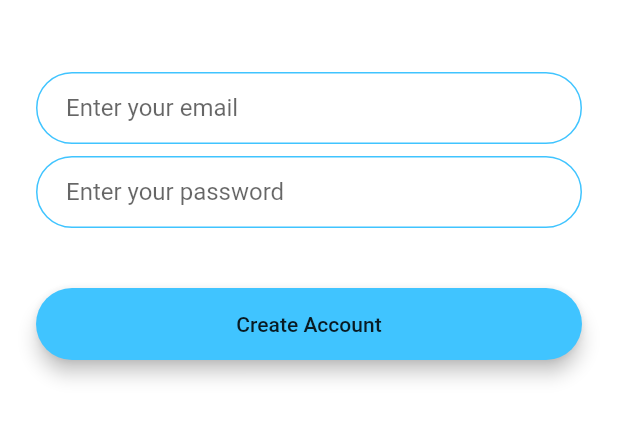
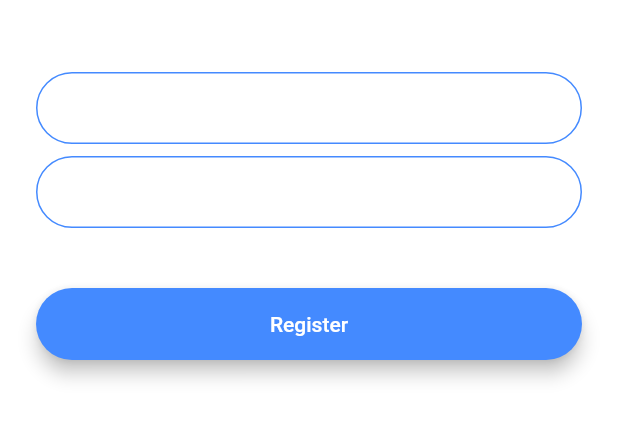
Before and after one commit to Basith-P/Flash-Chat, a Flutter app: the RegistrationScreen screen opened by its route, on a phone screen of 412 x 824 dp, the part 576-1018 px from its top. Run offline on Flutter 3.47's test engine with Material 2 defaults, Android fonts, the phone set to English and light mode, and no system bars; our stand-ins replace animated_text_kit.

Commit message:
Fall back

```diff
--- a/lib/components/rounded_button.dart
+++ /dev/null
@@ -1,27 +0,0 @@
-import 'package:flutter/material.dart';
-
-class RoundedButton extends StatelessWidget {
-  final String text;
-  final Color color;
-  final void Function() onPressed;
-
-  const RoundedButton({required this.text, required this.color, required this.onPressed});
-
-  @override
-  Widget build(BuildContext context) {
-    return Padding(
-      padding: const EdgeInsets.symmetric(vertical: 16.0),
-      child: Material(
-        elevation: 5.0,
-        color: color,
-        borderRadius: BorderRadius.circular(30.0),
-        child: MaterialButton(
-          onPressed: onPressed,
-          minWidth: 200.0,
-          height: 42.0,
-          child: Text(text),
-        ),
-      ),
-    );
-  }
-}
--- a/lib/main.dart
+++ b/lib/main.dart
@@ -13,6 +13,11 @@ class FlashChat extends StatelessWidget {
   @override
   Widget build(BuildContext context) {
     return MaterialApp(
+      theme: ThemeData.dark().copyWith(
+        textTheme: const TextTheme(
+          bodyText1: TextStyle(color: Colors.black54),
+        ),
+      ),
       initialRoute: WelcomeScreen.routName,
       routes: {
         WelcomeScreen.routName: (ctx) => const WelcomeScreen(),
--- a/lib/screens/registration_screen.dart
+++ b/lib/screens/registration_screen.dart
@@ -1,7 +1,4 @@
 import 'package:flutter/material.dart';
-
-import '/components/rounded_button.dart';
-import '/utils/constants.dart';
 
 class RegistrationScreen extends StatefulWidget {
   const RegistrationScreen({Key? key}) : super(key: key);
@@ -12,6 +9,10 @@ class RegistrationScreen extends StatefulWidget {
 }
 
 class _RegistrationScreenState extends State<RegistrationScreen> {
+
+  String? email;
+  String? password;
+
   @override
   Widget build(BuildContext context) {
     return Scaffold(
@@ -34,24 +35,66 @@ class _RegistrationScreenState extends State<RegistrationScreen> {
             ),
             TextField(
               onChanged: (value) {
-                //Do something with the user input.
+                email = value;
               },
-              decoration: kTextFieldDecoration.copyWith(hintText: 'Enter your email'),
+              decoration: const InputDecoration(
+                hintText: 'Enter your email',
+                contentPadding: EdgeInsets.symmetric(vertical: 10.0, horizontal: 20.0),
+                border: OutlineInputBorder(
+                  borderRadius: BorderRadius.all(Radius.circular(32.0)),
+                ),
+                enabledBorder: OutlineInputBorder(
+                  borderSide: BorderSide(color: Colors.blueAccent, width: 1.0),
+                  borderRadius: BorderRadius.all(Radius.circular(32.0)),
+                ),
+                focusedBorder: OutlineInputBorder(
+                  borderSide: BorderSide(color: Colors.blueAccent, width: 2.0),
+                  borderRadius: BorderRadius.all(Radius.circular(32.0)),
+                ),
+              ),
             ),
             const SizedBox(height: 8.0),
             TextField(
               onChanged: (value) {
-                //Do something with the user input.
+                password = value;
               },
-              decoration: kTextFieldDecoration.copyWith(hintText: 'Enter your password'),
+              decoration: const InputDecoration(
+                hintText: 'Enter your password',
+                contentPadding: EdgeInsets.symmetric(vertical: 10.0, horizontal: 20.0),
+                border: OutlineInputBorder(
+                  borderRadius: BorderRadius.all(Radius.circular(32.0)),
+                ),
+                enabledBorder: OutlineInputBorder(
+                  borderSide: BorderSide(color: Colors.blueAccent, width: 1.0),
+                  borderRadius: BorderRadius.all(Radius.circular(32.0)),
+                ),
+                focusedBorder: OutlineInputBorder(
+                  borderSide: BorderSide(color: Colors.blueAccent, width: 2.0),
+                  borderRadius: BorderRadius.all(Radius.circular(32.0)),
+                ),
+              ),
             ),
             const SizedBox(
               height: 24.0,
             ),
-            RoundedButton(
-              text: 'Create Account',
-              color: Colors.lightBlueAccent,
-              onPressed: () {},
+            Padding(
+              padding: const EdgeInsets.symmetric(vertical: 16.0),
+              child: Material(
+                color: Colors.blueAccent,
+                borderRadius: const BorderRadius.all(Radius.circular(30.0)),
+                elevation: 5.0,
+                child: MaterialButton(
+                  onPressed: () {
+                    //Implement registration functionality.
+                  },
+                  minWidth: 200.0,
+                  height: 42.0,
+                  child: const Text(
+                    'Register',
+                    style: TextStyle(color: Colors.white),
+                  ),
+                ),
+              ),
             ),
           ],
         ),
--- a/lib/utils/constants.dart
+++ b/lib/utils/constants.dart
@@ -17,19 +17,3 @@ const kMessageContainerDecoration = BoxDecoration(
     top: BorderSide(color: Colors.lightBlueAccent, width: 2.0),
   ),
 );
-
-const kTextFieldDecoration = InputDecoration(
-  hintText: 'hint text',
-  contentPadding: EdgeInsets.symmetric(vertical: 10.0, horizontal: 20.0),
-  border: OutlineInputBorder(
-    borderRadius: BorderRadius.all(Radius.circular(32.0)),
-  ),
-  enabledBorder: OutlineInputBorder(
-    borderSide: BorderSide(color: Colors.lightBlueAccent, width: 1.0),
-    borderRadius: BorderRadius.all(Radius.circular(32.0)),
-  ),
-  focusedBorder: OutlineInputBorder(
-    borderSide: BorderSide(color: Colors.lightBlueAccent, width: 2.0),
-    borderRadius: BorderRadius.all(Radius.circular(32.0)),
-  ),
-);
--- a/pubspec.yaml
+++ b/pubspec.yaml
@@ -13,6 +13,10 @@ dependencies:
       sdk: flutter
 
    cupertino_icons: ^1.0.2
+   animated_text_kit: ^4.2.1
+   firebase_core: ^1.7.0
+   firebase_auth: ^3.1.2
+   cloud_firestore: ^2.5.3
 
 dev_dependencies:
    flutter_test:
```
Also changed, not shown: lib/screens/login_screen.dart (+47 -9 lines), lib/screens/welcome_screen.dart (+45 -30 lines), pubspec.lock, 7 other files.
